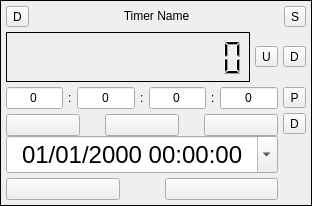
Above: src/ui/AshmanixTimer.ui from ashmanix/obs-plugin-countdown before the change. Below: the same form after it.
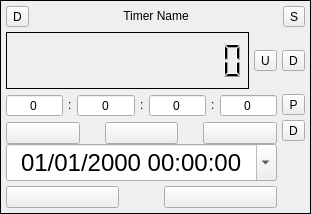
That is the form after the change.

Commit message: Changed period time input boxes to spin boxes to allow scroll and keyboard to change values

The edit to the form file:
```diff
--- a/src/ui/AshmanixTimer.ui
+++ b/src/ui/AshmanixTimer.ui
@@ -6,8 +6,8 @@
    <rect>
     <x>0</x>
     <y>0</y>
-    <width>312</width>
-    <height>206</height>
+    <width>311</width>
+    <height>214</height>
    </rect>
   </property>
   <property name="windowTitle">
@@ -257,15 +257,15 @@
                    <number>0</number>
                   </property>
                   <item>
-                   <layout class="QHBoxLayout" name="timerLayout">
+                   <layout class="QHBoxLayout" name="timerLayout" stretch="1,0,1,0,1,0,1">
                     <item>
-                     <widget class="QLineEdit" name="timerDays">
-                      <property name="text">
-                       <string>0</string>
-                      </property>
+                     <widget class="QSpinBox" name="timerDays">
                       <property name="alignment">
                        <set>Qt::AlignCenter</set>
                       </property>
+                      <property name="buttonSymbols">
+                       <enum>QAbstractSpinBox::NoButtons</enum>
+                      </property>
                      </widget>
                     </item>
                     <item>
@@ -282,13 +282,13 @@
                      </widget>
                     </item>
                     <item>
-                     <widget class="QLineEdit" name="timerHours">
-                      <property name="text">
-                       <string>0</string>
-                      </property>
+                     <widget class="QSpinBox" name="timerHours">
                       <property name="alignment">
                        <set>Qt::AlignCenter</set>
                       </property>
+                      <property name="buttonSymbols">
+                       <enum>QAbstractSpinBox::NoButtons</enum>
+                      </property>
                      </widget>
                     </item>
                     <item>
@@ -305,13 +305,13 @@
                      </widget>
                     </item>
                     <item>
-                     <widget class="QLineEdit" name="timerMinutes">
-                      <property name="text">
-                       <string>0</string>
-                      </property>
+                     <widget class="QSpinBox" name="timerMinutes">
                       <property name="alignment">
                        <set>Qt::AlignCenter</set>
                       </property>
+                      <property name="buttonSymbols">
+                       <enum>QAbstractSpinBox::NoButtons</enum>
+                      </property>
                      </widget>
                     </item>
                     <item>
@@ -328,13 +328,13 @@
                      </widget>
                     </item>
                     <item>
-                     <widget class="QLineEdit" name="timerSeconds">
-                      <property name="text">
-                       <string>0</string>
-                      </property>
+                     <widget class="QSpinBox" name="timerSeconds">
                       <property name="alignment">
                        <set>Qt::AlignCenter</set>
                       </property>
+                      <property name="buttonSymbols">
+                       <enum>QAbstractSpinBox::NoButtons</enum>
+                      </property>
                      </widget>
                     </item>
                    </layout>
```
The commit also changes 2 other files.
